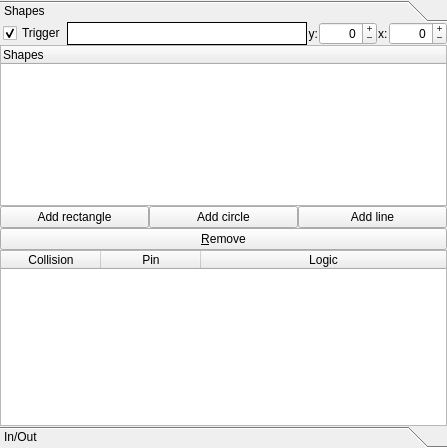
Above: lib/ui/tab_regionsUi.ui from gasparnori/Spotter before the change. Below: the same form after it.
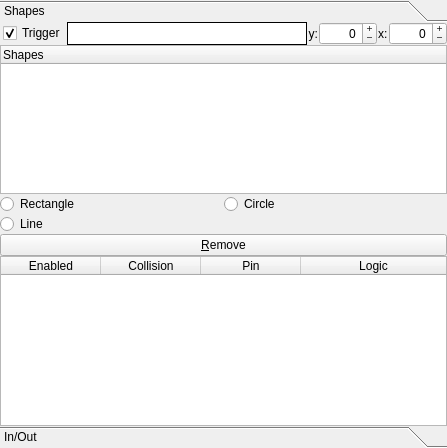
That is the form after the change.

Commit message: roi buttons fixed

```diff
--- a/lib/ui/tab_regionsUi.ui
+++ b/lib/ui/tab_regionsUi.ui
@@ -25,7 +25,7 @@
      <property name="spacing">
       <number>1</number>
      </property>
-     <item row="0" column="0">
+     <item row="0" column="1">
       <widget class="QToolBox" name="toolBox">
        <property name="frameShape">
         <enum>QFrame::NoFrame</enum>
@@ -69,7 +69,7 @@
            <property name="spacing">
             <number>0</number>
            </property>
-           <item row="15" column="0" colspan="2">
+           <item row="28" column="0" colspan="2">
             <layout class="QGridLayout" name="gridLayout_10">
              <property name="spacing">
               <number>0</number>
@@ -100,6 +100,11 @@
                <attribute name="verticalHeaderVisible">
                 <bool>false</bool>
                </attribute>
+               <column>
+                <property name="text">
+                 <string>Enabled</string>
+                </property>
+               </column>
                <column>
                 <property name="text">
                  <string>Collision</string>
@@ -117,49 +122,6 @@
                </column>
               </widget>
              </item>
-             <item row="1" column="0">
-              <layout class="QHBoxLayout" name="horizontalLayout">
-               <item>
-                <widget class="QPushButton" name="btn_add_rect">
-                 <property name="minimumSize">
-                  <size>
-                   <width>30</width>
-                   <height>0</height>
-                  </size>
-                 </property>
-                 <property name="statusTip">
-                  <string>Drag: Rectangle. Shift+drag: Circle. Ctrl+drag: Line.</string>
-                 </property>
-                 <property name="text">
-                  <string>Add rectangle</string>
-                 </property>
-                 <property name="checkable">
-                  <bool>true</bool>
-                 </property>
-                </widget>
-               </item>
-               <item>
-                <widget class="QPushButton" name="btn_add_circle">
-                 <property name="text">
-                  <string>Add circle</string>
-                 </property>
-                 <property name="checkable">
-                  <bool>true</bool>
-                 </property>
-                </widget>
-               </item>
-               <item>
-                <widget class="QPushButton" name="btn_add_line">
-                 <property name="text">
-                  <string>Add line</string>
-                 </property>
-                 <property name="checkable">
-                  <bool>true</bool>
-                 </property>
-                </widget>
-               </item>
-              </layout>
-             </item>
              <item row="2" column="0">
               <widget class="QPushButton" name="btn_remove_shape">
                <property name="minimumSize">
@@ -311,6 +273,27 @@
              </column>
             </widget>
            </item>
+           <item row="17" column="0">
+            <widget class="QRadioButton" name="LineBtn">
+             <property name="text">
+              <string>Line</string>
+             </property>
+            </widget>
+           </item>
+           <item row="7" column="0">
+            <widget class="QRadioButton" name="RectBtn">
+             <property name="text">
+              <string>Rectangle</string>
+             </property>
+            </widget>
+           </item>
+           <item row="7" column="1">
+            <widget class="QRadioButton" name="CircleBtn">
+             <property name="text">
+              <string>Circle</string>
+             </property>
+            </widget>
+           </item>
           </layout>
          </item>
         </layout>
```
Left out of the diff: 7 changed lines with no effect on the pictures. The commit also changes 58 other files.
